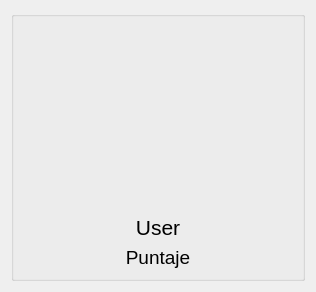
The window that nplayer.ui (kevteg/blackjack) describes before a commit, drawn with Qt 5.
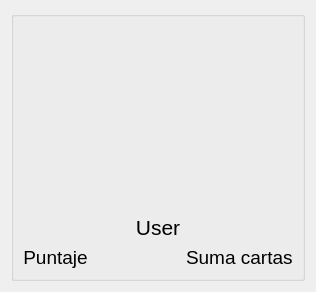
The same window after the commit.

Commit message: Mejoras en juego Reinicio de ronda Puntuaciones Sumatorias Limpiar widgets en reinicio

What changed in the file:
```diff
--- a/nplayer.ui
+++ b/nplayer.ui
@@ -53,6 +53,17 @@
          </widget>
         </item>
         <item>
+         <layout class="QHBoxLayout" name="horizontalLayout" stretch="0,0,0">
+          <property name="spacing">
+           <number>0</number>
+          </property>
+          <property name="sizeConstraint">
+           <enum>QLayout::SetMinimumSize</enum>
+          </property>
+          <property name="topMargin">
+           <number>0</number>
+          </property>
+          <item>
          <widget class="QLabel" name="puntos">
           <property name="sizePolicy">
            <sizepolicy hsizetype="Preferred" vsizetype="Fixed">
@@ -73,6 +84,40 @@
            <set>Qt::AlignCenter</set>
           </property>
          </widget>
+          </item>
+          <item>
+           <spacer name="horizontalSpacer">
+            <property name="orientation">
+             <enum>Qt::Horizontal</enum>
+            </property>
+            <property name="sizeHint" stdset="0">
+             <size>
+              <width>40</width>
+              <height>20</height>
+             </size>
+            </property>
+           </spacer>
+          </item>
+          <item>
+           <widget class="QLabel" name="suma">
+            <property name="sizePolicy">
+             <sizepolicy hsizetype="Fixed" vsizetype="Fixed">
+              <horstretch>0</horstretch>
+              <verstretch>0</verstretch>
+             </sizepolicy>
+            </property>
+            <property name="font">
+             <font>
+              <family>Ubuntu</family>
+              <pointsize>14</pointsize>
+             </font>
+            </property>
+            <property name="text">
+             <string>Suma cartas</string>
+            </property>
+           </widget>
+          </item>
+         </layout>
         </item>
        </layout>
       </item>
```
Left out of the diff: 6 changed lines with no effect on the pictures. Lines whose indentation alone changed are shown as unchanged. The commit also changes 7 other files.
